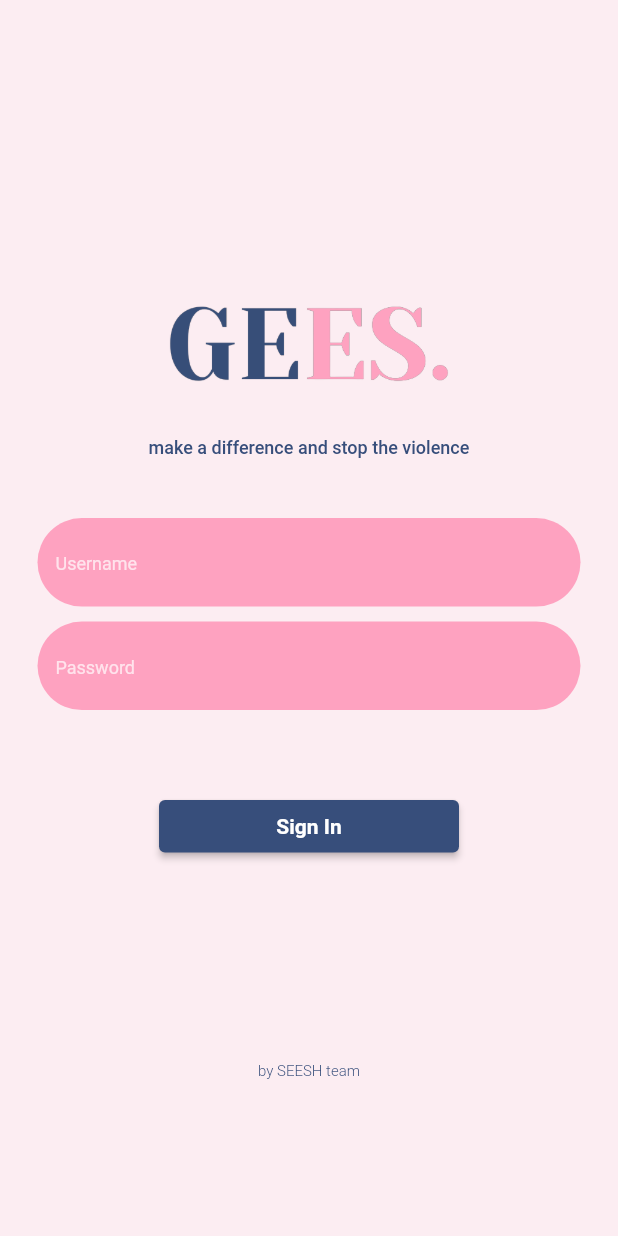
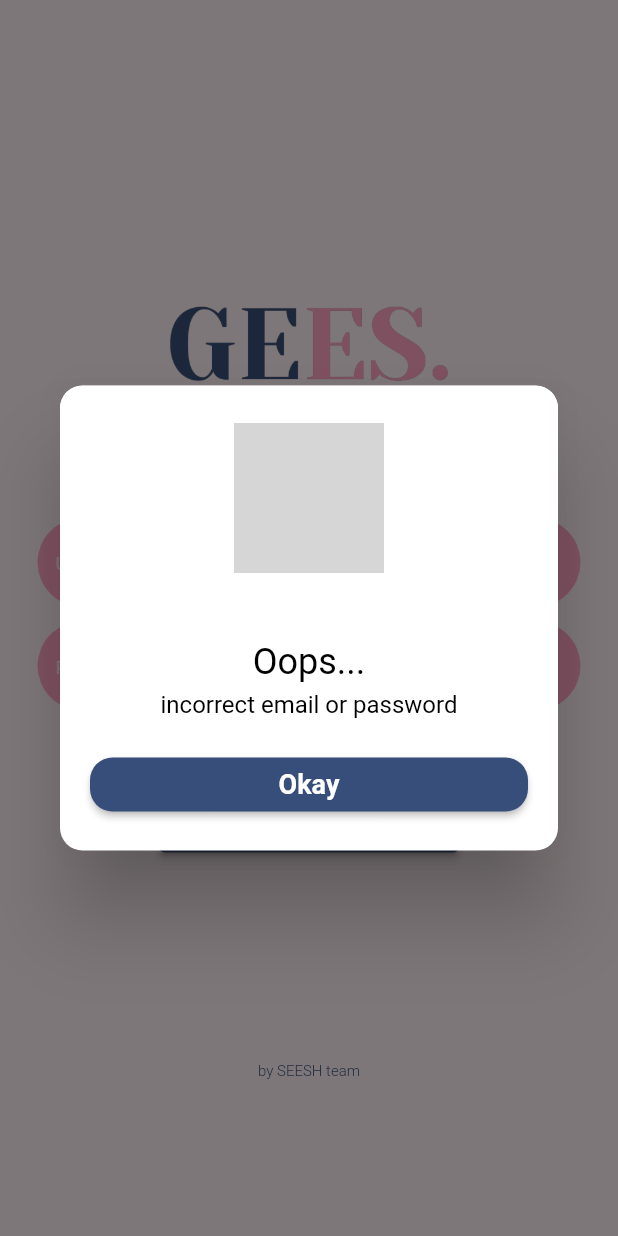
Before and after one commit to AdnanBayu/GEES-application-HackFest, a Flutter app: the screen it shows after launch, after a tap on "Sign In", on a phone screen of 412 x 824 dp. Run offline on Flutter 3.47's test engine with Material 2 defaults, Android fonts, the phone set to English and light mode, and no system bars; our stand-ins replace geocoding, geolocator, google_nav_bar, like_button, logger, lottie and 3 more; missing offline and left inert: flutter_phone_direct_caller; grey boxes are pictures that could not be loaded.

Commit message:
fixnya bang

```diff
--- a/lib/LoginScreen/login.dart
+++ b/lib/LoginScreen/login.dart
@@ -77,17 +77,17 @@ class _LoginPageState extends State<LoginPage> {
                     height: 35,
                     child: ElevatedButton(
                       onPressed: () async {
-                        final response = await http.post(
-                          Uri.parse(
-                              linkNgrok+"/account/login"),
-                          body: {
-                            'username': userNameController.text,
-                            'password': passwordController.text
-                          },
-                        );
-                        final jsonPost = jsonDecode(response.body);
-                        logger.d(response.body);
-                        if (response.statusCode == 200 || jsonPost['msg'] != 'found') {
+                        // final response = await http.post(
+                        //   Uri.parse(
+                        //       linkNgrok+"/account/login"),
+                        //   body: {
+                        //     'username': userNameController.text,
+                        //     'password': passwordController.text
+                        //   },
+                        // );
+                        // final jsonPost = jsonDecode(response.body);
+                        // logger.d(response.body);
+                        if (userNameController.text == "hackfest" && passwordController.text == "hackfest") {
                           Navigator.of(context).push(
                             MaterialPageRoute(
                               builder: (context) => const BaseScreen(),
```
